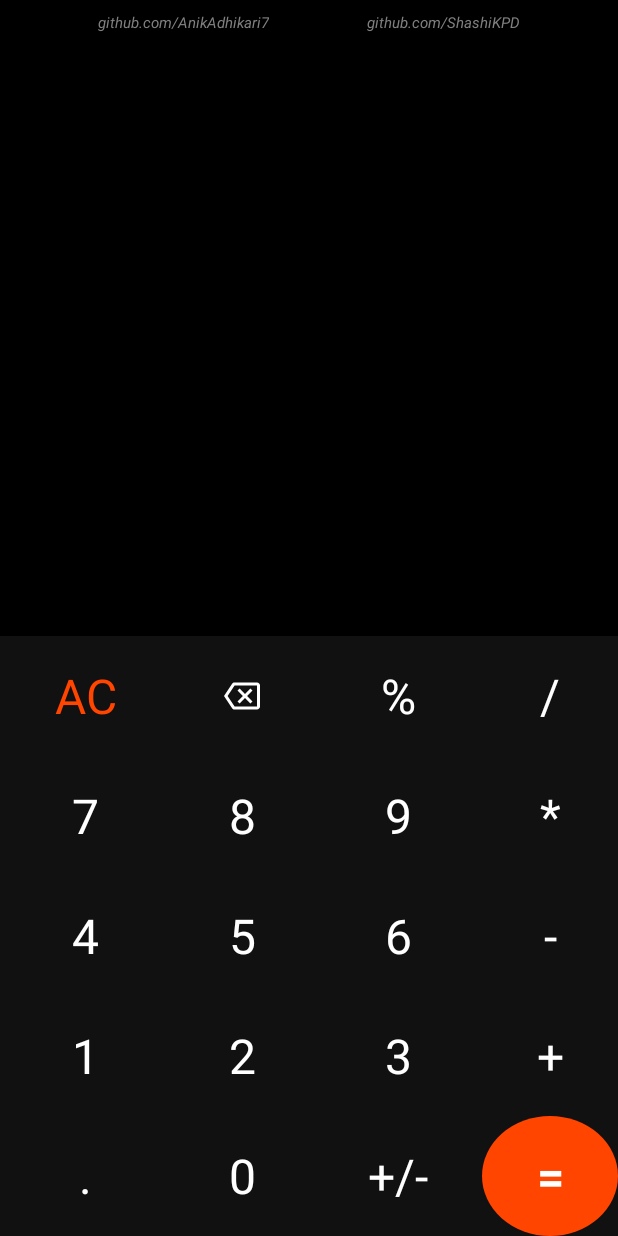
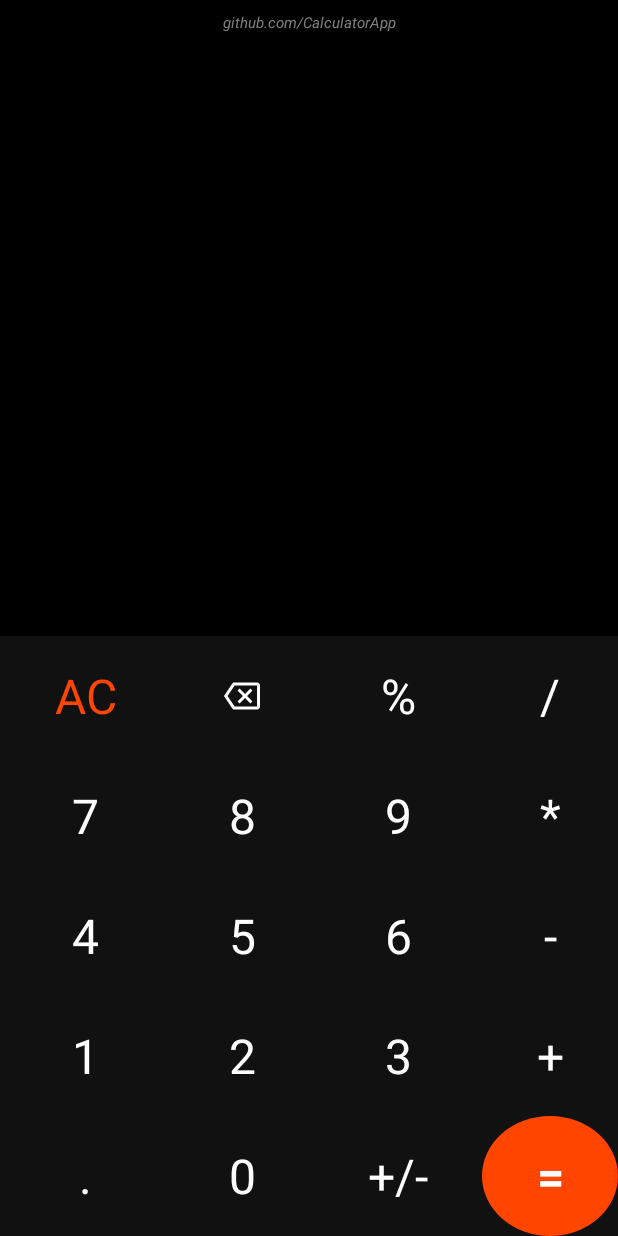
Before and after one commit to AnikAdhikari7/CalculatorApp, an Android app: the screen it shows after launch (MainActivity), on a phone screen of 412 x 824 dp. Run offline under Robolectric (Android 15) with nearby library versions, the phone set to English and light mode, and no system bars.

Commit message:
Github Link Updated and result.hint color added

```diff
--- a/app/src/main/java/com/example/calculator/MainActivity.kt
+++ b/app/src/main/java/com/example/calculator/MainActivity.kt
@@ -46,13 +46,8 @@ class MainActivity : AppCompatActivity() {
 
         val github: TextView = githubLink
         github.setOnClickListener {
-            val intent = Intent(Intent.ACTION_VIEW, Uri.parse("https://github.com/AnikAdhikari7"))
+            val intent = Intent(Intent.ACTION_VIEW, Uri.parse("https://github.com/AnikAdhikari7/CalculatorApp"))
             startActivity(intent)
-        }
-        val github2: TextView = githubLink2
-        github2.setOnClickListener {
-            val intent2 = Intent(Intent.ACTION_VIEW, Uri.parse("https://github.com/ShashiKPD"))
-            startActivity(intent2)
         }
 
         zero = zeroTV
--- a/app/src/main/res/layout/activity_main.xml
+++ b/app/src/main/res/layout/activity_main.xml
@@ -185,6 +185,7 @@
         app:layout_constraintEnd_toEndOf="parent"
         app:layout_constraintBottom_toTopOf="@id/tableLayout"
         app:layout_constraintHorizontal_bias="0.9"
+        android:textColorHint="@color/light_white"
         android:textSize="40sp"
         android:textStyle="bold"
         android:textColor="@color/saffron"/>
@@ -201,22 +202,9 @@
         android:textColor="#808080"
         android:textSize="10sp"
         android:textStyle="italic"
-        app:layout_constraintEnd_toStartOf="@+id/githubLink2"
+        app:layout_constraintEnd_toEndOf="parent"
         app:layout_constraintStart_toStartOf="parent"
         app:layout_constraintTop_toTopOf="parent" />
 
-    <TextView
-        android:id="@+id/githubLink2"
-        android:layout_width="wrap_content"
-        android:layout_height="wrap_content"
-        android:layout_marginTop="8dp"
-        android:gravity="center"
-        android:text="github.com/ShashiKPD"
-        android:textColor="#808080"
-        android:textSize="10sp"
-        android:textStyle="italic"
-        app:layout_constraintEnd_toEndOf="parent"
-        app:layout_constraintStart_toEndOf="@+id/githubLink"
-        app:layout_constraintTop_toTopOf="parent" />
 
 </androidx.constraintlayout.widget.ConstraintLayout>
--- a/app/src/main/res/values/strings.xml
+++ b/app/src/main/res/values/strings.xml
@@ -1,5 +1,5 @@
 <resources>
     <string name="app_name">Calculator</string>
 
-    <string name="github_link"><a Uri="https://github.com/AnikAdhikari7">github.com/AnikAdhikari7</a></string>
+    <string name="github_link"><a Uri="https://github.com/AnikAdhikari7/CalculatorApp">github.com/CalculatorApp</a></string>
 </resources>
--- a/build.gradle
+++ b/build.gradle
@@ -1,6 +1,6 @@
 // Top-level build file where you can add configuration options common to all sub-projects/modules.
 plugins {
-    id 'com.android.application' version '7.4.2' apply false
-    id 'com.android.library' version '7.4.2' apply false
+    id 'com.android.application' version '8.1.0' apply false
+    id 'com.android.library' version '8.1.0' apply false
     id 'org.jetbrains.kotlin.android' version '1.7.10' apply false
 }
--- a/gradle.properties
+++ b/gradle.properties
@@ -21,3 +21,5 @@ kotlin.code.style=official
 # resources declared in the library itself and none from the library's dependencies,
 # thereby reducing the size of the R class for that library
 android.nonTransitiveRClass=true
+android.defaults.buildfeatures.buildconfig=true
+android.nonFinalResIds=false
```
Also changed, not shown: gradle/wrapper/gradle-wrapper.properties.
